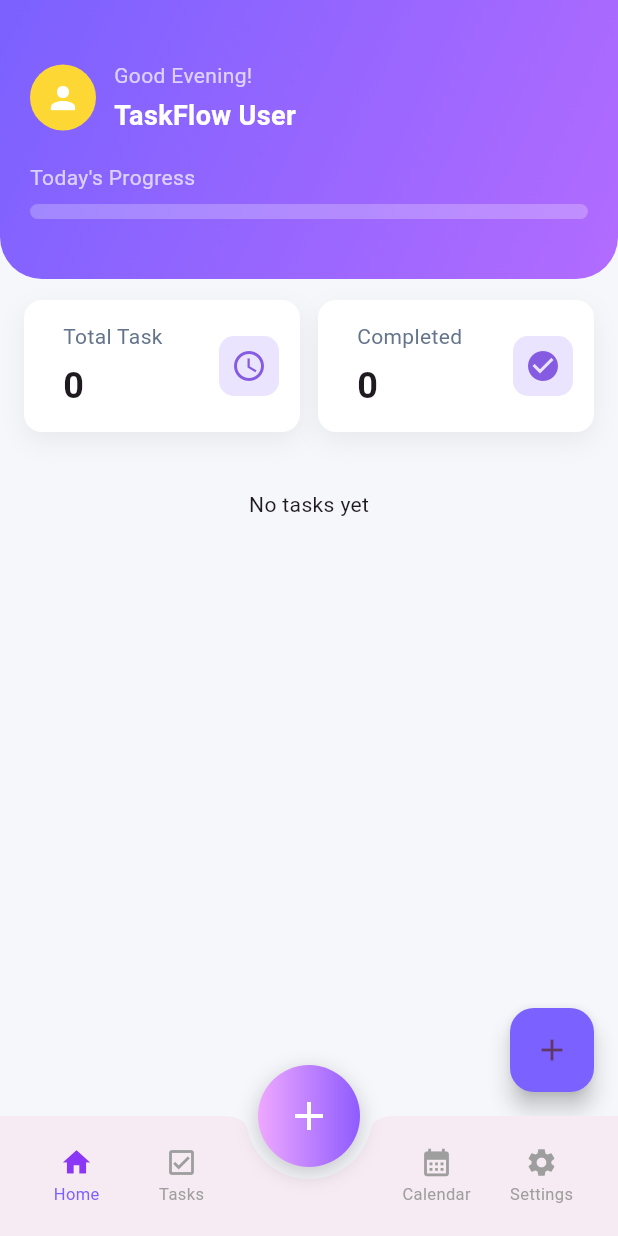
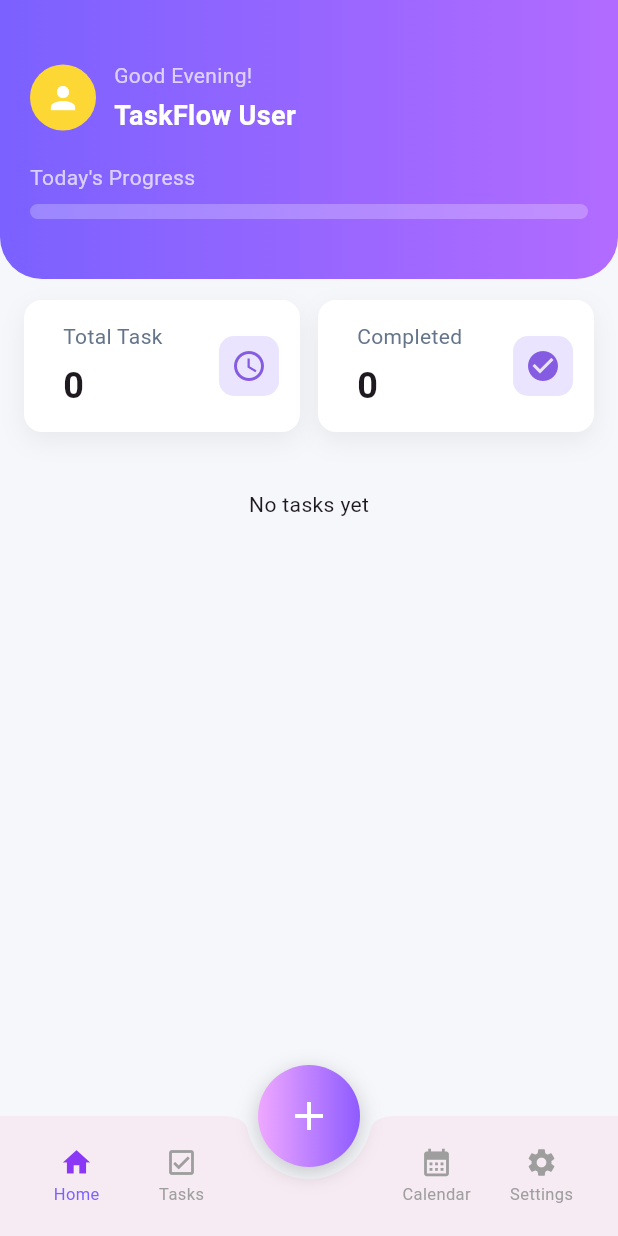
Before and after one commit to ZainabBashir425/TaskFlow-TodoApp, a Flutter app: the screen it shows after launch, on a phone screen of 412 x 824 dp. Run offline on Flutter 3.47's test engine with Material 3 defaults, Android fonts, the phone set to English and light mode, and no system bars; our stand-ins replace flutter_dotenv, supabase_flutter; accounts and stored records are empty.

Commit message:
home page and new task logic has been added and its correct

```diff
--- a/lib/screens/home_page.dart
+++ b/lib/screens/home_page.dart
@@ -9,23 +9,32 @@ class HomePage extends StatefulWidget {
   const HomePage({super.key});
 
   @override
-  State<HomePage> createState() => _HomePageState();
+  State<HomePage> createState() => HomePageState();
 }
 
-class _HomePageState extends State<HomePage> {
-  Future<List<Map<String, dynamic>>>? _tasksFuture;
+class HomePageState extends State<HomePage> {
+  // 1. Create a variable to store the future
+  late Future<List<Map<String, dynamic>>> _tasksFuture;
 
   @override
   void initState() {
     super.initState();
+    // Initialize the variable directly here to avoid the LateInitializationError
     _tasksFuture = fetchTasks();
+  }
+
+  void refreshData() {
+    // Use setState only when updating the variable after the first load
+    setState(() {
+      _tasksFuture = fetchTasks();
+    });
   }
 
   Future<List<Map<String, dynamic>>> fetchTasks() async {
     final response = await SupabaseService.client
         .from('tasks')
         .select()
-        .order('due_date', ascending: true);
+        .order('created_at', ascending: false);
 
     return List<Map<String, dynamic>>.from(response);
   }
@@ -36,8 +45,6 @@ class _HomePageState extends State<HomePage> {
       decoration: const BoxDecoration(
         gradient: LinearGradient(
           colors: [Color(0xFF7B61FF), Color(0xFFB26BFF)],
-          begin: Alignment.topLeft,
-          end: Alignment.bottomRight,
         ),
         borderRadius: BorderRadius.only(
           bottomLeft: Radius.circular(28),
@@ -84,8 +91,8 @@ class _HomePageState extends State<HomePage> {
           ClipRRect(
             borderRadius: BorderRadius.circular(12),
             child: LinearProgressIndicator(
+              value: progress,
               minHeight: 10,
-              value: progress,
               backgroundColor: Colors.white24,
               valueColor: const AlwaysStoppedAnimation<Color>(Colors.white),
             ),
@@ -97,7 +104,7 @@ class _HomePageState extends State<HomePage> {
 
   Widget _buildStatsRow(int total, int completed) {
     return Padding(
-      padding: const EdgeInsets.symmetric(horizontal: 16.0, vertical: 14),
+      padding: const EdgeInsets.symmetric(horizontal: 16, vertical: 14),
       child: Row(
         children: [
           Expanded(
@@ -129,11 +136,11 @@ class _HomePageState extends State<HomePage> {
     }
 
     return Padding(
-      padding: const EdgeInsets.symmetric(horizontal: 16.0),
+      padding: const EdgeInsets.symmetric(horizontal: 16),
       child: Column(
         children: [
-          Row(
-            children: const [
+          const Row(
+            children: [
               Text(
                 "Today's Task",
                 style: TextStyle(fontSize: 18, fontWeight: FontWeight.bold),
@@ -143,8 +150,8 @@ class _HomePageState extends State<HomePage> {
             ],
           ),
           const SizedBox(height: 12),
-          ...tasks.map((task) {
-            return Padding(
+          ...tasks.map(
+            (task) => Padding(
               padding: const EdgeInsets.only(bottom: 10),
               child: TaskCard(
                 title: task['title'] ?? '',
@@ -165,61 +172,42 @@ class _HomePageState extends State<HomePage> {
                   ),
                 ],
               ),
-            );
-          }).toList(),
+            ),
+          ),
         ],
       ),
     );
   }
 
-  Future<void> _openAddTask() async {
-    final result = await Navigator.push(
-      context,
-      MaterialPageRoute(builder: (_) => const NewTaskScreen()),
-    );
-
-    if (result == true) {
-      setState(() {
-        _tasksFuture = fetchTasks();
-      });
-    }
-  }
-
   @override
   Widget build(BuildContext context) {
     return Scaffold(
-      floatingActionButton: FloatingActionButton(
-        onPressed: _openAddTask,
-        backgroundColor: const Color(0xFF7B61FF),
-        child: const Icon(Icons.add),
-      ),
       body: SafeArea(
         child: FutureBuilder<List<Map<String, dynamic>>>(
-          future: _tasksFuture,
+          future: _tasksFuture, // 🔥 Uses the stored future
           builder: (context, snapshot) {
             if (snapshot.connectionState == ConnectionState.waiting) {
               return const Center(child: CircularProgressIndicator());
             }
 
-            if (!snapshot.hasData) {
+            if (snapshot.hasError) {
               return const Center(child: Text('Something went wrong'));
             }
 
+            if (!snapshot.hasData) {
+              return const Center(child: Text('No data found'));
+            }
+
             final tasks = snapshot.data!;
-            final totalTasks = tasks.length;
-            final completedTasks = tasks
-                .where((t) => t['status'] == 'Done')
-                .length;
-
-            final progress = totalTasks == 0
-                ? 0.0
-                : completedTasks / totalTasks;
+            final total = tasks.length;
+            final completed = tasks.where((t) => t['status'] == 'Done').length;
+            final progress = total == 0 ? 0.0 : completed / total;
 
             return SingleChildScrollView(
               child: Column(
                 children: [
                   _buildHeader(progress),
-                  _buildStatsRow(totalTasks, completedTasks),
+                  _buildStatsRow(total, completed),
                   _buildTodayTasks(tasks),
                   const SizedBox(height: 80),
                 ],
--- a/lib/screens/home_screen.dart
+++ b/lib/screens/home_screen.dart
@@ -4,7 +4,7 @@ import 'tasks_screen.dart';
 import '../widgets/bottom_nav.dart';
 import 'calendar_page.dart';
 import 'settings_page.dart';
-import 'new_task_screen.dart'; // Add this import
+import 'new_task_screen.dart';
 
 class HomeScreen extends StatefulWidget {
   const HomeScreen({super.key});
@@ -14,13 +14,8 @@ class HomeScreen extends StatefulWidget {
 
 class _HomeScreenState extends State<HomeScreen> {
   int _index = 0;
-
-  final List<Widget> _pages = const [
-    HomePage(),
-    TasksScreen(),
-    CalendarPage(),
-    SettingsPage(),
-  ];
+  // 1. Add a GlobalKey to access HomePage's state
+  final GlobalKey<HomePageState> _homeKey = GlobalKey<HomePageState>();
 
   void _onTabSelected(int idx) {
     setState(() => _index = idx);
@@ -28,6 +23,14 @@ class _HomeScreenState extends State<HomeScreen> {
 
   @override
   Widget build(BuildContext context) {
+    // 2. Update the pages list to use the key
+    final List<Widget> _pages = [
+      HomePage(key: _homeKey), // Pass the key here
+      const TasksScreen(),
+      const CalendarPage(),
+      const SettingsPage(),
+    ];
+
     return Scaffold(
       body: IndexedStack(index: _index, children: _pages),
       floatingActionButton: Container(
@@ -36,10 +39,7 @@ class _HomeScreenState extends State<HomeScreen> {
         decoration: BoxDecoration(
           shape: BoxShape.circle,
           gradient: const LinearGradient(
-            colors: [
-              Color(0xFFEFA8FF), // pinkish (18%)
-              Color(0xFF8E5BFF), // purple
-            ],
+            colors: [Color(0xFFEFA8FF), Color(0xFF8E5BFF)],
             begin: Alignment.centerLeft,
             end: Alignment.centerRight,
           ),
@@ -53,15 +53,20 @@ class _HomeScreenState extends State<HomeScreen> {
         ),
         child: RawMaterialButton(
           shape: const CircleBorder(),
-          onPressed: () {
-            Navigator.of(context).push(
+          onPressed: () async {
+            // 3. Open the screen and wait for the result
+            final result = await Navigator.of(context).push(
               MaterialPageRoute(builder: (context) => const NewTaskScreen()),
             );
+
+            // 4. If a task was added, call the refresh function in HomePage
+            if (result == true) {
+              _homeKey.currentState?.refreshData();
+            }
           },
           child: const Icon(Icons.add, size: 32, color: Colors.white),
         ),
       ),
-
       floatingActionButtonLocation: FloatingActionButtonLocation.centerDocked,
       bottomNavigationBar: BottomNavBar(
         currentIndex: _index,
```
Also changed, not shown: lib/screens/calendar_page.dart (+63 -33 lines), lib/screens/new_task_screen.dart (+10 -1 lines), 1 other file.
